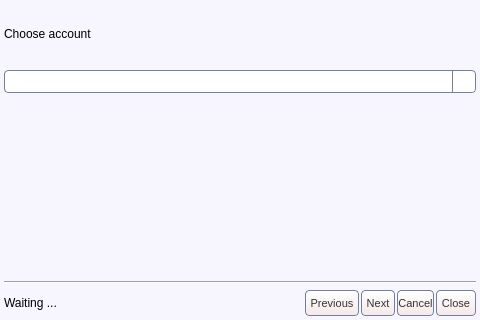
Before: the Qt Designer form share/skins/default/joinmucwizard.ui in itds-consulting/yate, drawn with Qt 5.
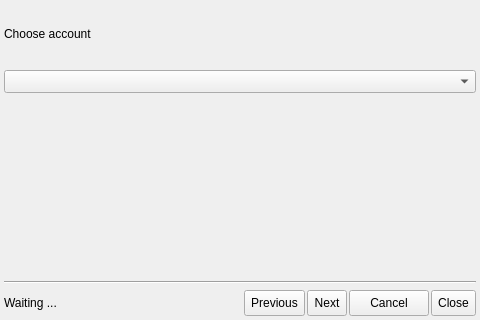
After: the same form once the commit is applied. The open tabs and pages were chosen to show the change. Icons and pictures are not drawn.

Commit message: Added application stylesheet file. Removed global stylesheet from UI files. Increased font size.

Patch:
```diff
--- a/share/skins/default/joinmucwizard.ui
+++ b/share/skins/default/joinmucwizard.ui
@@ -38,88 +38,6 @@
   font-size: 20px;
   border-bottom: 1px solid blue;
 }
-QWidget#joinmucwizard {
-  background:#f7f5fd;
-}
-QLineEdit {
-  color:#333333;
-  border: 1px solid #717fa0;
-  border-radius: 4px;
-}
-QAbstractButton { font-size: 11px; color: #333333; }
-QToolButton {
-  border: 1px solid #717fa0;
-  border-radius: 4px;
-  background: qlineargradient(x1: 0, y1: 0, x2: 0, y2: 1, stop: 0 #ffffff, stop: 1 #f6e8e8);
-}
-QToolButton:hover { background: qlineargradient(x1: 0, y1: 0, x2: 0, y2: 1, stop: 0 #ffffff, stop: 1 #f9f3f3); }
-QToolButton:pressed { background: qlineargradient(x1: 0, y1: 0, x2: 0, y2: 1, stop: 0 #f6e8e8, stop: 1 #ffffff); }
-QPushButton {
-  border: 1px solid #717fa0;
-  border-radius: 4px;
-  background: qlineargradient(x1: 0, y1: 0, x2: 0, y2: 1, stop: 0 #ffffff, stop: 1 #f6e8e8);
-}
-QPushButton:hover { background: qlineargradient(x1: 0, y1: 0, x2: 0, y2: 1, stop: 0 #ffffff, stop: 1 #f9f3f3); }
-QPushButton:pressed { background: qlineargradient(x1: 0, y1: 0, x2: 0, y2: 1, stop: 0 #f6e8e8, stop: 1 #ffffff); }
-QComboBox::down-arrow { image: url(cb_arrow.png); }
-QComboBox::down-arrow:on { top: 1px; left: 1px; }
-QComboBox {
-  padding-left: 2px;
-  padding-right: 25px;
-  border: 1px solid #717fa0;
-  border-radius: 4px;
-}
-QComboBox::drop-down {
-  width: 22px;
-  border-left: 1px solid #717fa0;
-}
-QCheckBox::indicator:checked { image: url(checkbox_on.png); }
-QCheckBox::indicator:unchecked { image: url(checkbox_off.png); }
-QRadioButton::indicator:checked { image: url(radio_on.png); }
-QRadioButton::indicator:unchecked { image: url(radio_off.png); }
-QScrollBar { border: 1px solid #717fa0; background: white; }
-QScrollBar::handle {
-  background: qlineargradient(x1: 0, y1: 0, x2: 0, y2: 1, stop: 0 #ffffff, stop: 1 #f6e8e8);
-  border: 1px solid #717fa0;
-}
-QScrollBar:vertical {
-  width: 14px;
-  margin: 16px 0px 16px 0px;
-  border-top: 0px;
-  border-bottom: 0px;
-  border-right: 0px;
-}
-QScrollBar:horizontal {
-  height: 14px;
-  margin: 0px 16px 0px 16px;
-  border-left: 0px;
-  border-right: 0px;
-  border-bottom: 0px;
-}
-QScrollBar::add-line {
-  height: 13px;
-  width: 13px;
-  border: 1px solid #717fa0;
-  subcontrol-origin: margin;
-  background: qlineargradient(x1: 0, y1: 0, x2: 0, y2: 1, stop: 0 #ffffff, stop: 1 #f6e8e8);
-}
-QScrollBar::sub-line {
-  height: 13px;
-  width: 13px;
-  border: 1px solid #717fa0;
-  subcontrol-origin: margin;
-  background: qlineargradient(x1: 0, y1: 0, x2: 0, y2: 1, stop: 0 #ffffff, stop: 1 #f6e8e8);
-}
-QScrollBar::handle:vertical { border-left: 0px; border-right: 0px; }
-QScrollBar::handle:horizontal { border-top: 0px; border-bottom: 0px; }
-QScrollBar::add-line:vertical { subcontrol-position: bottom; image: url(scroll_down.png); height: 14px; }
-QScrollBar::sub-line:vertical { subcontrol-position: top; image: url(scroll_up.png); height: 14px; }
-QScrollBar::add-line:horizontal { subcontrol-position: right; image: url(scroll_right.png); width: 14px; }
-QScrollBar::sub-line:horizontal { subcontrol-position: left; image: url(scroll_left.png); width: 14px; }
-QScrollBar::up-arrow:pressed { border: 1px solid #717fa0; }
-QScrollBar::down-arrow:pressed { border: 1px solid #717fa0; }
-QScrollBar::left-arrow:pressed { border: 1px solid #717fa0; }
-QScrollBar::right-arrow:pressed { border: 1px solid #717fa0; }
 </string>
   </property>
   <property name="_yate_destroyonhide" stdset="0" >
```
Left out of the diff: 5 changed lines with no effect on the pictures. The commit also changes 26 other files.
